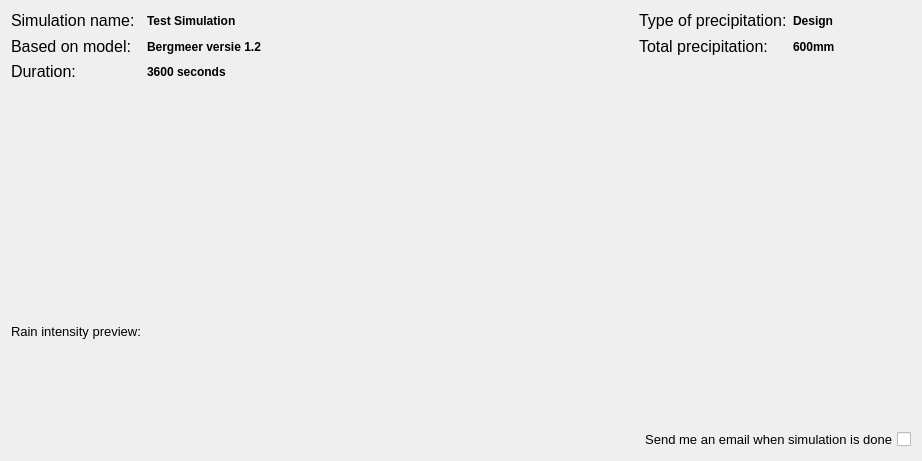
Old version of the form threedi_api_qgis_client/ui/page4.ui in the repository nens/threedi-api-qgis-client.
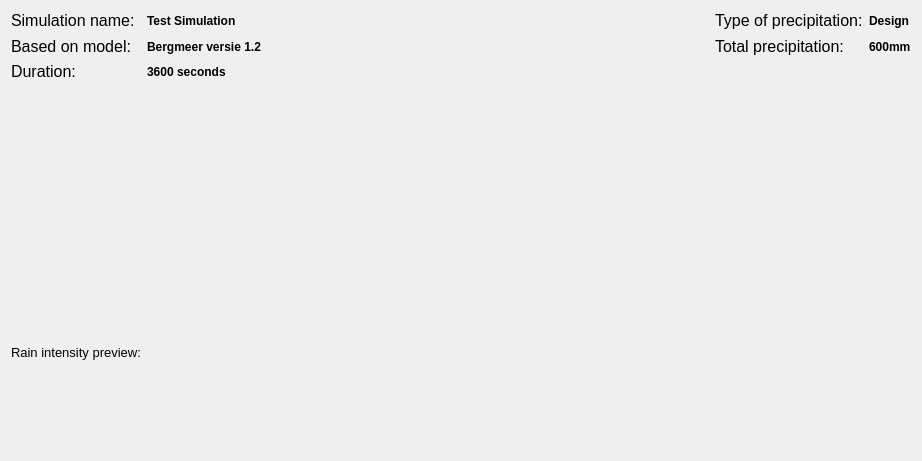
New version of the form.

```diff
--- a/threedi_api_qgis_client/ui/page4.ui
+++ b/threedi_api_qgis_client/ui/page4.ui
@@ -32,22 +32,6 @@
    <bool>true</bool>
   </property>
   <layout class="QGridLayout" name="gridLayout">
-   <item row="7" column="3" colspan="2">
-    <widget class="QCheckBox" name="sim_email">
-     <property name="font">
-      <font>
-       <family>Segoe UI</family>
-       <pointsize>10</pointsize>
-      </font>
-     </property>
-     <property name="layoutDirection">
-      <enum>Qt::RightToLeft</enum>
-     </property>
-     <property name="text">
-      <string>Send me an email when simulation is done</string>
-     </property>
-    </widget>
-   </item>
    <item row="1" column="3">
     <widget class="QLabel" name="sim_prec_type_l">
      <property name="font">
```
Left out of the diff: 174 changed lines with no effect on the pictures.
